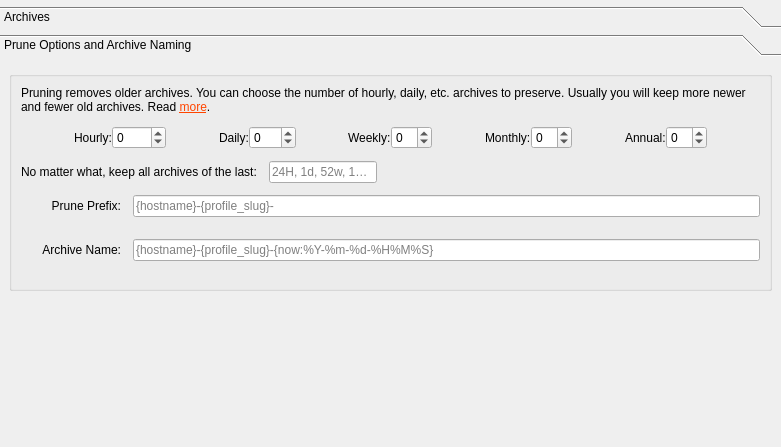
borgbase/vorta, file src/vorta/assets/UI/archivetab.ui: the form before one commit.
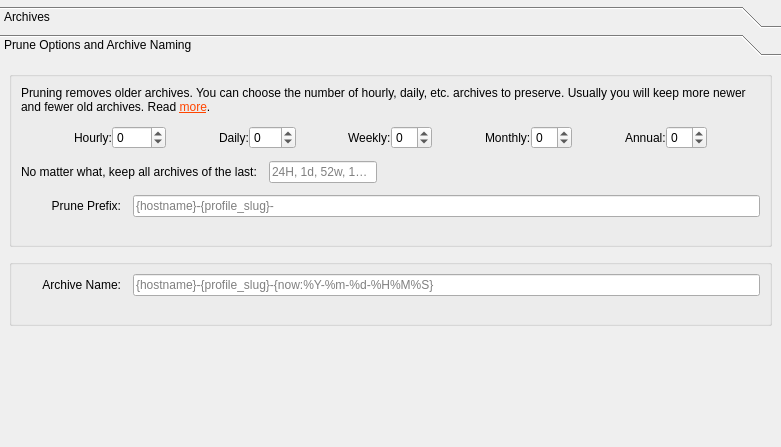
The form after the commit. The open tabs and pages were chosen to show the change.

Commit message: Group pruning and archive options

What changed in the file:
```diff
--- a/src/vorta/assets/UI/archivetab.ui
+++ b/src/vorta/assets/UI/archivetab.ui
@@ -606,22 +606,6 @@
             <property name="verticalSpacing">
              <number>4</number>
             </property>
-            <item row="2" column="0">
-             <widget class="QLabel" name="label_3">
-              <property name="minimumSize">
-               <size>
-                <width>100</width>
-                <height>0</height>
-               </size>
-              </property>
-              <property name="text">
-               <string>Archive Name:</string>
-              </property>
-              <property name="alignment">
-               <set>Qt::AlignRight|Qt::AlignTrailing|Qt::AlignVCenter</set>
-              </property>
-             </widget>
-            </item>
             <item row="0" column="1">
              <widget class="QLineEdit" name="prunePrefixTemplate">
               <property name="toolTip">
@@ -648,16 +632,6 @@
               </property>
              </widget>
             </item>
-            <item row="2" column="1">
-             <widget class="QLineEdit" name="archiveNameTemplate">
-              <property name="toolTip">
-               <string>Available variables: hostname, profile_id, profile_slug, now, utc_now, user</string>
-              </property>
-              <property name="placeholderText">
-               <string>{hostname}-{profile_slug}-{now:%Y-%m-%d-%H%M%S}</string>
-              </property>
-             </widget>
-            </item>
             <item row="1" column="1">
              <widget class="QLabel" name="prunePrefixPreview">
               <property name="font">
@@ -673,7 +647,49 @@
               </property>
              </widget>
             </item>
-            <item row="3" column="1">
+           </layout>
+          </item>
+         </layout>
+        </widget>
+       </item>
+       <item>
+        <widget class="QGroupBox" name="groupBox_2">
+         <layout class="QVBoxLayout" name="verticalLayout_7">
+          <property name="spacing">
+           <number>12</number>
+          </property>
+          <item>
+           <layout class="QGridLayout" name="gridLayout_4">
+            <property name="verticalSpacing">
+             <number>4</number>
+            </property>
+            <item row="0" column="1">
+             <widget class="QLineEdit" name="archiveNameTemplate">
+              <property name="toolTip">
+               <string>Available variables: hostname, profile_id, profile_slug, now, utc_now, user</string>
+              </property>
+              <property name="placeholderText">
+               <string>{hostname}-{profile_slug}-{now:%Y-%m-%d-%H%M%S}</string>
+              </property>
+             </widget>
+            </item>
+            <item row="0" column="0">
+             <widget class="QLabel" name="label_3">
+              <property name="minimumSize">
+               <size>
+                <width>100</width>
+                <height>0</height>
+               </size>
+              </property>
+              <property name="text">
+               <string>Archive Name:</string>
+              </property>
+              <property name="alignment">
+               <set>Qt::AlignRight|Qt::AlignTrailing|Qt::AlignVCenter</set>
+              </property>
+             </widget>
+            </item>
+            <item row="1" column="1">
              <widget class="QLabel" name="archiveNamePreview">
               <property name="font">
                <font>
@@ -693,11 +709,6 @@
          </layout>
         </widget>
        </item>
-       <item>
-        <widget class="QFrame" name="frame_name_options">
-         <layout class="QFormLayout" name="formLayout_2"/>
-        </widget>
-       </item>
        <item>
         <spacer name="verticalSpacer">
          <property name="orientation">
@@ -706,7 +717,7 @@
          <property name="sizeHint" stdset="0">
           <size>
            <width>20</width>
-           <height>0</height>
+           <height>40</height>
           </size>
          </property>
         </spacer>
```
